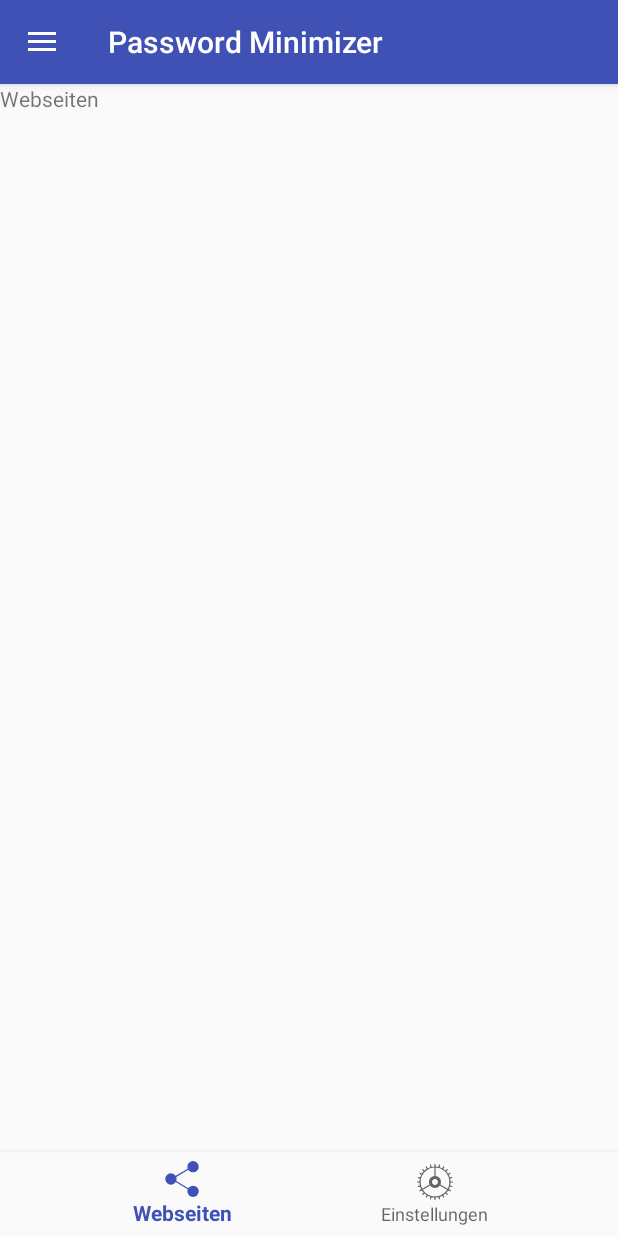
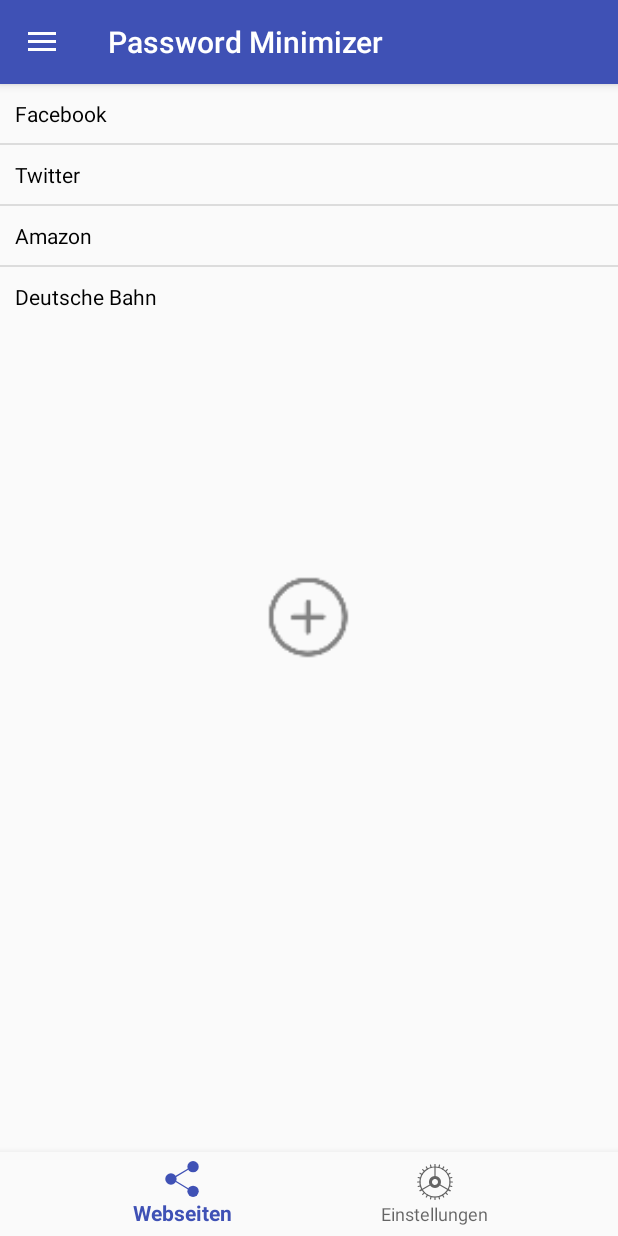
Before and after one commit to eileenoo/password_minimizer, an Android app: the PasswordDetailWebsitesActivity screen opened directly, with no data from a screen before it, on a phone screen of 412 x 824 dp. Run offline under Robolectric (Android 15) with nearby library versions, the phone set to English and light mode, and no system bars.

Commit message:
Added list of websites

```diff
--- a/app/src/main/java/ath/password_minimizer/activities/PasswordDetailWebsitesActivity.java
+++ b/app/src/main/java/ath/password_minimizer/activities/PasswordDetailWebsitesActivity.java
@@ -6,10 +6,25 @@
 import android.support.v7.app.AppCompatActivity;
 import android.os.Bundle;
 import android.view.MenuItem;
+import android.view.View;
+import android.widget.AdapterView;
+import android.widget.ImageButton;
+import android.widget.ListView;
+
+import java.util.ArrayList;
 
 import ath.password_minimizer.R;
+import listAdapters.PasswordListAdapter;
+import listAdapters.WebsiteListAdapter;
+import model.PicturePassword;
+import model.WebsiteCredentials;
 
 public class PasswordDetailWebsitesActivity extends BaseActivity {
+
+    ArrayList<WebsiteCredentials> websites;
+    ListView websitesListView;
+    private static WebsiteListAdapter websiteListAdapter;
+    ImageButton addWebsiteButton;
 
     private BottomNavigationView.OnNavigationItemSelectedListener mOnNavigationItemSelectedListener
             = new BottomNavigationView.OnNavigationItemSelectedListener() {
@@ -36,8 +51,33 @@
         setContentView(R.layout.activity_password_detail_websites);
 
         initBurgerMenu();
+        setNavigationBar();
 
-        setNavigationBar();
+        websitesListView = (ListView) findViewById(R.id.website_list);
+
+        websites = new ArrayList<>();
+        websites.add(new WebsiteCredentials("Facebook", "Sam Smith", "password123!"));
+        websites.add(new WebsiteCredentials("Twitter", "Sam Smith", "password123!"));
+        websites.add(new WebsiteCredentials("Amazon", "Sam Smith", "password123!"));
+        websites.add(new WebsiteCredentials("Deutsche Bahn", "Sam Smith", "password123!"));
+
+        websiteListAdapter = new WebsiteListAdapter (websites, getApplicationContext());
+        websitesListView.setAdapter(websiteListAdapter);
+
+        websitesListView.setOnItemClickListener(new AdapterView.OnItemClickListener() {
+            @Override
+            public void onItemClick(AdapterView<?> parent, View view, int position, long id) {
+                // TODO: go to edit password
+            }
+        });
+
+        addWebsiteButton = (ImageButton) findViewById(R.id.addWebsiteButton);
+        addWebsiteButton.setOnClickListener(new View.OnClickListener() {
+            @Override
+            public void onClick(View v) {
+                // TODO: go to create password
+            }
+        });
     }
 
     private void setNavigationBar() {
--- /dev/null
+++ b/app/src/main/java/listAdapters/WebsiteListAdapter.java
@@ -0,0 +1,58 @@
+package listAdapters;
+
+import android.content.Context;
+import android.view.LayoutInflater;
+import android.view.View;
+import android.view.ViewGroup;
+import android.widget.BaseAdapter;
+import android.widget.ImageView;
+import android.widget.TextView;
+
+import java.util.ArrayList;
+
+import ath.password_minimizer.R;
+import model.PicturePassword;
+import model.WebsiteCredentials;
+
+public class WebsiteListAdapter extends BaseAdapter {
+    Context mContext;
+    ArrayList<WebsiteCredentials> mWebsiteCredentialsItems;
+
+    public WebsiteListAdapter(ArrayList<WebsiteCredentials> websiteCredentialsItems, Context context) {
+        mWebsiteCredentialsItems = websiteCredentialsItems;
+        mContext = context;
+    }
+
+    @Override
+    public int getCount() {
+        return mWebsiteCredentialsItems.size();
+    }
+
+    @Override
+    public Object getItem(int position) {
+        return mWebsiteCredentialsItems.get(position);
+    }
+
+    @Override
+    public long getItemId(int position) {
+        return 0;
+    }
+
+    @Override
+    public View getView(int position, View convertView, ViewGroup parent) {
+        View view;
+
+        if (convertView == null) {
+            LayoutInflater inflater = (LayoutInflater) mContext.getSystemService(Context.LAYOUT_INFLATER_SERVICE);
+            view = inflater.inflate(R.layout.website_list_item, null);
+        }
+        else {
+            view = convertView;
+        }
+
+        TextView websiteNameView = (TextView) view.findViewById(R.id.website_name);
+        websiteNameView.setText( mWebsiteCredentialsItems.get(position).mName );
+
+        return view;
+    }
+}
--- a/app/src/main/java/model/PicturePassword.java
+++ b/app/src/main/java/model/PicturePassword.java
@@ -1,4 +1,6 @@
 package model;
+
+import java.util.ArrayList;
 
 /**
  * Created by VerenaSchlott on 05/06/18.
@@ -10,12 +12,13 @@
     public String passwordName;
     public PasswordStrength passwordStrength;
     public String imagePath;
-
+    public ArrayList<WebsiteCredentials> websites;
 
     public PicturePassword(String passwordName, PasswordStrength passwordStrength, String imagePath) {
         this.passwordName = passwordName;
         this.passwordStrength = passwordStrength;
         this.imagePath = imagePath;
+        this.websites = new ArrayList<>();
     }
 
     public String getPasswordName() {
@@ -41,4 +44,27 @@
     public void setImagePath(String imagePath) {
         this.imagePath = imagePath;
     }
+
+    public void addWebsite(WebsiteCredentials websiteCredentials) {
+        if (getWebsiteByName(websiteCredentials.getName()) == -1) {
+            websites.add(websiteCredentials);
+        }
+    }
+
+    public void removeWebsite(WebsiteCredentials websiteCredentials) {
+        int websiteIndex = getWebsiteByName(websiteCredentials.getName());
+        if (websiteIndex != -1) {
+            websites.remove(websiteIndex);
+        }
+    }
+
+    public int getWebsiteByName(String name) {
+        for (int i = 0; i < websites.size(); i++) {
+            if (websites.get(i).getName() == name) {
+                return i;
+            }
+        }
+
+        return -1;
+    }
 }
--- /dev/null
+++ b/app/src/main/java/model/WebsiteCredentials.java
@@ -0,0 +1,17 @@
+package model;
+
+public class WebsiteCredentials {
+    public String mName;
+    public String mUserName;
+    public String mPassword;
+
+    public WebsiteCredentials(String name, String userName, String password) {
+        mName = name;
+        mUserName = userName;
+        mPassword = password;
+    }
+
+    public String getName() {
+        return mName;
+    }
+}
--- a/app/src/main/res/layout/activity_password_detail_websites.xml
+++ b/app/src/main/res/layout/activity_password_detail_websites.xml
@@ -13,11 +13,30 @@
         android:layout_height="wrap_content"
         android:orientation="vertical">
 
-        <TextView
+        <RelativeLayout
+            android:id="@+id/mainContent"
+            android:layout_weight="1"
             android:layout_width="match_parent"
-            android:layout_height="match_parent"
-            android:layout_weight="1"
-            android:text="Webseiten"/>
+            android:layout_height="match_parent" >
+
+            <ImageButton
+                android:id="@+id/addWebsiteButton"
+                android:layout_width="70dp"
+                android:layout_height="70dp"
+                android:layout_centerInParent="true"
+                android:adjustViewBounds="true"
+                android:background="@android:color/transparent"
+                android:scaleType="fitXY"
+                android:src="@drawable/ic_action_add_big" />
+
+            <!-- TODO: plus icon shouldn't stay centered but move down with the list -->
+
+            <ListView
+                android:id="@+id/website_list"
+                android:layout_width="wrap_content"
+                android:layout_height="wrap_content" />
+
+        </RelativeLayout>
 
         <android.support.design.widget.BottomNavigationView
             android:id="@+id/navigation"
--- /dev/null
+++ b/app/src/main/res/layout/website_list_item.xml
@@ -0,0 +1,17 @@
+<?xml version="1.0" encoding="utf-8"?>
+<RelativeLayout xmlns:android="http://schemas.android.com/apk/res/android"
+android:layout_width="match_parent"
+android:layout_height="wrap_content"
+android:orientation="vertical"
+android:padding="10dp">
+
+    <TextView
+        android:id="@+id/website_name"
+        android:layout_width="wrap_content"
+        android:layout_height="wrap_content"
+        android:layout_centerVertical="true"
+        android:text="Webseite"
+        android:textAppearance="?android:attr/textAppearanceSmall"
+        android:textColor="@android:color/black" />
+
+</RelativeLayout>
```
